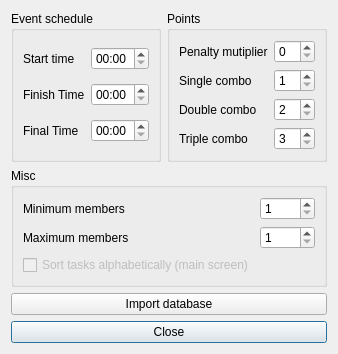
Above: trunk/gui_settings.ui from FrankMamuda/ketoevent before the change. Below: the same form after it.
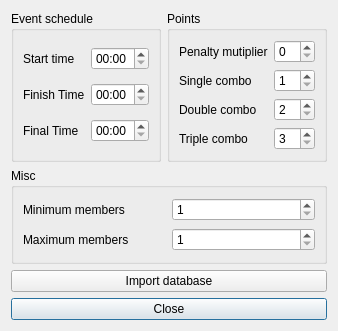
That is the form after the change. Icons and pictures are not drawn.

Patch:
```diff
--- a/trunk/gui_settings.ui
+++ b/trunk/gui_settings.ui
@@ -187,16 +187,6 @@
         </property>
        </widget>
       </item>
-      <item row="3" column="0">
-       <widget class="QCheckBox" name="checkBox">
-        <property name="enabled">
-         <bool>false</bool>
-        </property>
-        <property name="text">
-         <string>Sort tasks alphabetically (main screen)</string>
-        </property>
-       </widget>
-      </item>
      </layout>
     </widget>
    </item>
```
Left out of the diff: 36 changed lines with no effect on the pictures.
